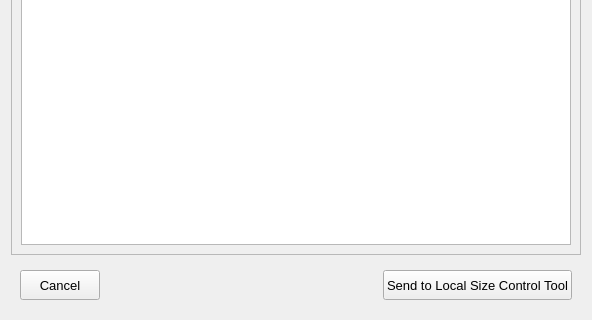
MOPT-UFSC/VIBRA, file vibra/interface/data/ui_files/model/general/small_areas_detection_tool.ui: the form before one commit; both pictures show x 0 to 592 and y 281 to 601 of the 592 by 601 pixel window.
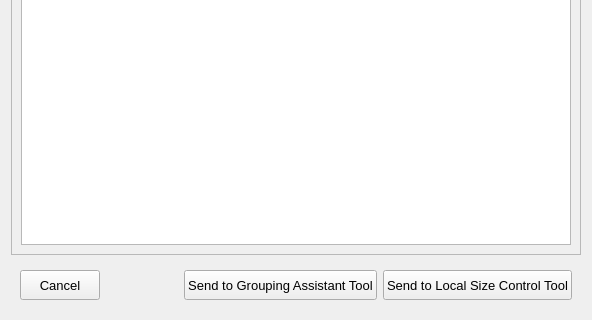
The form after the commit.

Commit message:
Add functionality to send small area bins to the grouping assistant
- Create one selection group per size bin, named small_areas_N
- Continue numbering from the highest existing group label
- Apply the groups and open the grouping assistant on the list tabSend
  small area bins to the grouping assistant

- Create one selection group per size bin, named small_areas_N
- Continue numbering from the highest existing group label
- Apply the groups and open the grouping assistant on the list tab

```diff
--- a/vibra/interface/data/ui_files/model/general/small_areas_detection_tool.ui
+++ b/vibra/interface/data/ui_files/model/general/small_areas_detection_tool.ui
@@ -255,6 +255,24 @@
         </property>
        </spacer>
       </item>
+      <item>
+       <widget class="QPushButton" name="pushButton_send_to_grouping_assistant_tool">
+        <property name="minimumSize">
+         <size>
+          <width>0</width>
+          <height>30</height>
+         </size>
+        </property>
+        <property name="font">
+         <font>
+          <pointsize>10</pointsize>
+         </font>
+        </property>
+        <property name="text">
+         <string>Send to Grouping Assistant Tool</string>
+        </property>
+       </widget>
+      </item>
       <item>
        <widget class="QPushButton" name="pushButton_send_to_local_size_control">
         <property name="minimumSize">
```
The commit also changes 3 other files.
